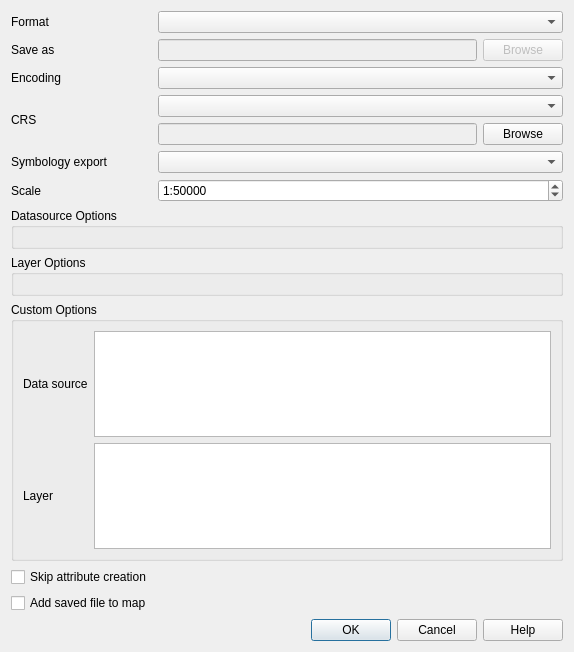
Above: src/ui/qgsvectorlayersaveasdialogbase.ui from qgis/QGIS before the change. Below: the same form after it.
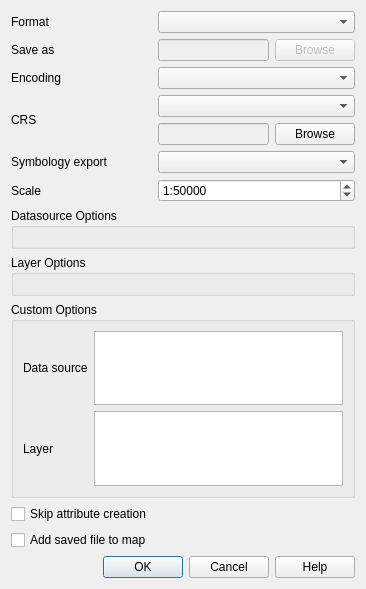
That is the form after the change. Custom widgets are drawn as their Qt base class.

Commit message:
[saveas] updates to default values
updates to ui and help

```diff
--- a/src/ui/qgsvectorlayersaveasdialogbase.ui
+++ b/src/ui/qgsvectorlayersaveasdialogbase.ui
@@ -6,8 +6,8 @@
    <rect>
     <x>0</x>
     <y>0</y>
-    <width>574</width>
-    <height>652</height>
+    <width>366</width>
+    <height>589</height>
    </rect>
   </property>
   <property name="sizePolicy">
```
The commit also changes 1 other file.
